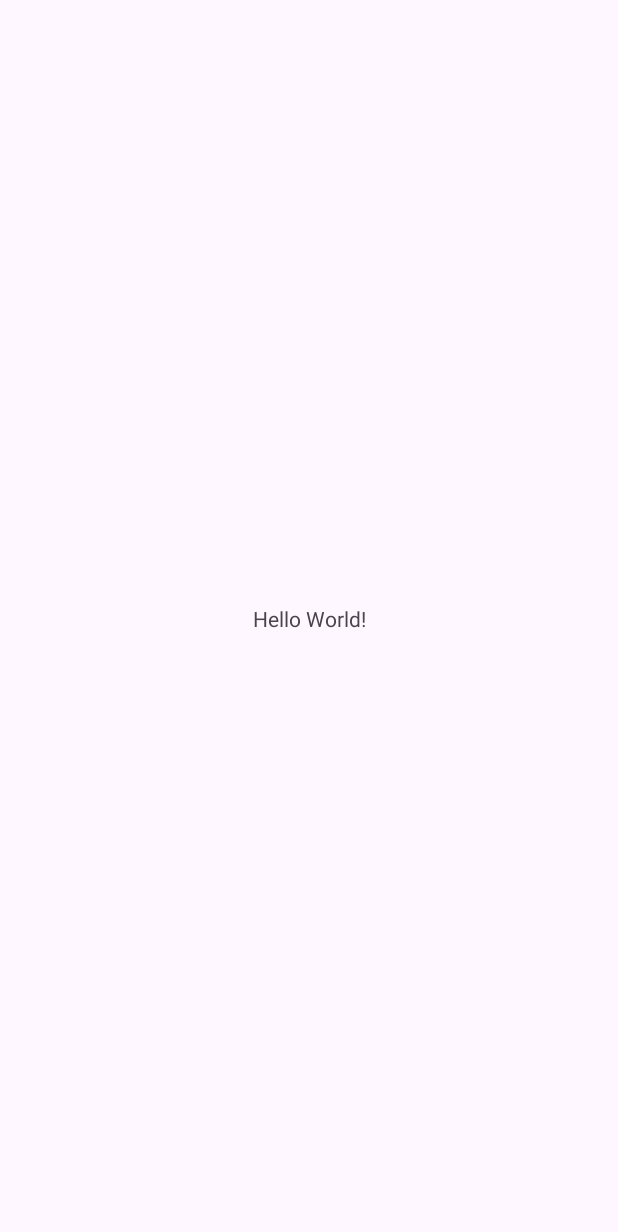
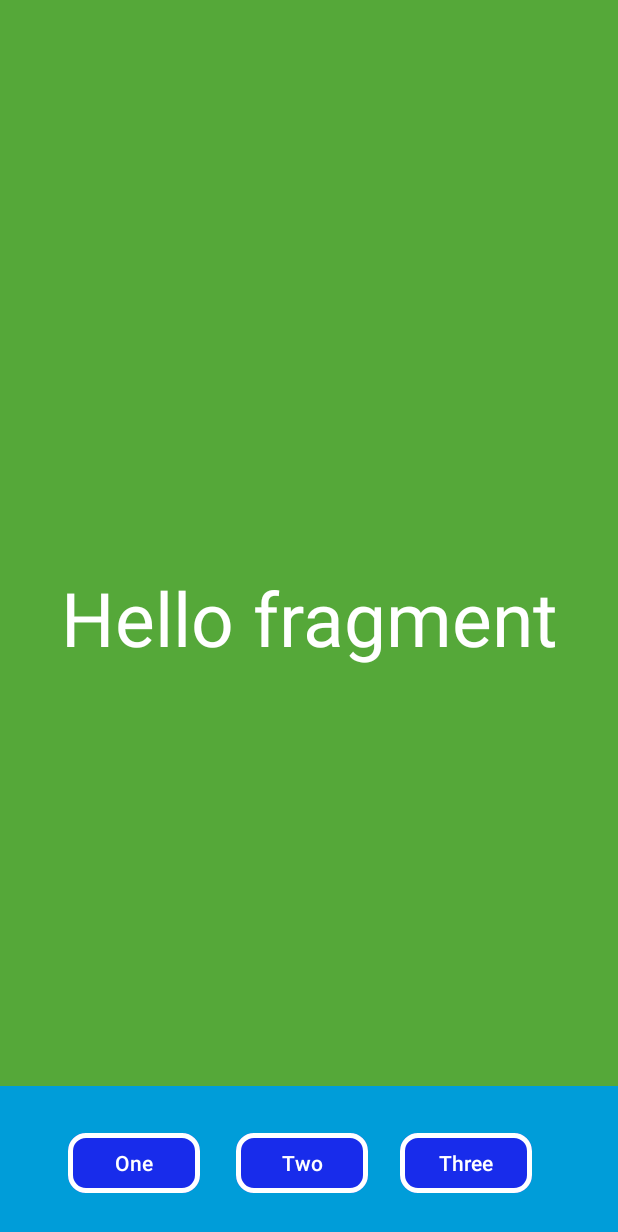
Before and after one commit to thebao13/64130132_AndroidProgramming, an Android app: the screen it shows after launch (MainActivity), on a phone screen of 412 x 824 dp. Before the commit the part shown is almost empty. Shown: the top 1232 px of the screen. Run offline under Robolectric (Android 15) with nearby library versions, the phone set to English and light mode, and no system bars.

Commit message:
fragment

```diff
--- a/FragmentEx_Statically/app/src/main/res/layout/activity_main.xml
+++ b/FragmentEx_Statically/app/src/main/res/layout/activity_main.xml
@@ -7,13 +7,23 @@
     android:layout_height="match_parent"
     tools:context=".MainActivity">
 
-    <TextView
-        android:layout_width="wrap_content"
-        android:layout_height="wrap_content"
-        android:text="Hello World!"
-        app:layout_constraintBottom_toBottomOf="parent"
+    <fragment
+        android:name="thebao.edu.fragmentex_statically.ContentFragment"
+        android:layout_width="match_parent"
+        android:layout_height="0dp"
+        app:layout_constraintBottom_toBottomOf="@id/frgChanTrang"
         app:layout_constraintEnd_toEndOf="parent"
         app:layout_constraintStart_toStartOf="parent"
         app:layout_constraintTop_toTopOf="parent" />
 
+    <fragment
+        android:id="@+id/frgChanTrang"
+        android:name="thebao.edu.fragmentex_statically.FotterFragment"
+        android:layout_width="match_parent"
+        android:layout_height="100dp"
+        app:layout_constraintBottom_toBottomOf="parent"
+        app:layout_constraintEnd_toEndOf="parent"
+        app:layout_constraintStart_toStartOf="parent" />
+
+
 </androidx.constraintlayout.widget.ConstraintLayout>
--- a/FragmentEx_Statically/app/src/main/res/layout/fragment_fotter.xml
+++ b/FragmentEx_Statically/app/src/main/res/layout/fragment_fotter.xml
@@ -1,14 +1,55 @@
 <?xml version="1.0" encoding="utf-8"?>
-<FrameLayout xmlns:android="http://schemas.android.com/apk/res/android"
+<androidx.constraintlayout.widget.ConstraintLayout xmlns:android="http://schemas.android.com/apk/res/android"
+    xmlns:app="http://schemas.android.com/apk/res-auto"
     xmlns:tools="http://schemas.android.com/tools"
+    android:id="@+id/frameLayout2"
     android:layout_width="match_parent"
-    android:layout_height="match_parent"
+    android:layout_height="90dp"
+    android:background="#009DD9"
     tools:context=".FotterFragment">
 
-    <!-- TODO: Update blank fragment layout -->
-    <TextView
-        android:layout_width="match_parent"
-        android:layout_height="match_parent"
-        android:text="@string/hello_blank_fragment" />
+    <Button
+        android:id="@+id/button"
+        android:layout_width="wrap_content"
+        android:layout_height="wrap_content"
+        android:layout_marginStart="45dp"
+        android:text="One"
+        app:cornerRadius="12dp"
+        app:layout_constraintBottom_toBottomOf="@+id/button2"
+        app:layout_constraintStart_toStartOf="parent"
+        app:layout_constraintTop_toTopOf="@+id/button2"
+        app:strokeColor="@color/white"
+        app:strokeWidth="3dp" />
 
-</FrameLayout>
+    <Button
+        app:cornerRadius="12dp"
+
+        android:id="@+id/button2"
+        android:layout_width="wrap_content"
+        android:layout_height="wrap_content"
+        android:layout_marginStart="24dp"
+        android:layout_marginEnd="20dp"
+        android:text="Two"
+        app:strokeColor="@color/white"
+        app:strokeWidth="3dp"
+        app:layout_constraintBottom_toBottomOf="@+id/button3"
+        app:layout_constraintEnd_toStartOf="@+id/button3"
+        app:layout_constraintStart_toEndOf="@+id/button"
+        app:layout_constraintTop_toTopOf="@+id/button3" />
+
+    <Button
+        app:cornerRadius="12dp"
+
+        app:strokeColor="@color/white"
+        app:strokeWidth="3dp"
+        android:id="@+id/button3"
+        android:layout_width="wrap_content"
+        android:layout_height="wrap_content"
+        android:layout_marginStart="21dp"
+        android:layout_marginTop="22dp"
+        android:layout_marginBottom="20dp"
+        android:text="Three"
+        app:layout_constraintBottom_toBottomOf="parent"
+        app:layout_constraintStart_toEndOf="@+id/button2"
+        app:layout_constraintTop_toTopOf="parent" />
+</androidx.constraintlayout.widget.ConstraintLayout>
--- a/FragmentEx_Statically/app/src/main/res/values/themes.xml
+++ b/FragmentEx_Statically/app/src/main/res/values/themes.xml
@@ -3,6 +3,7 @@
     <style name="Base.Theme.FragmentEx_Statically" parent="Theme.Material3.DayNight.NoActionBar">
         <!-- Customize your light theme here. -->
         <!-- <item name="colorPrimary">@color/my_light_primary</item> -->
+        <item name="colorPrimary">#182CEB</item>
     </style>
 
     <style name="Theme.FragmentEx_Statically" parent="Base.Theme.FragmentEx_Statically" />
```
